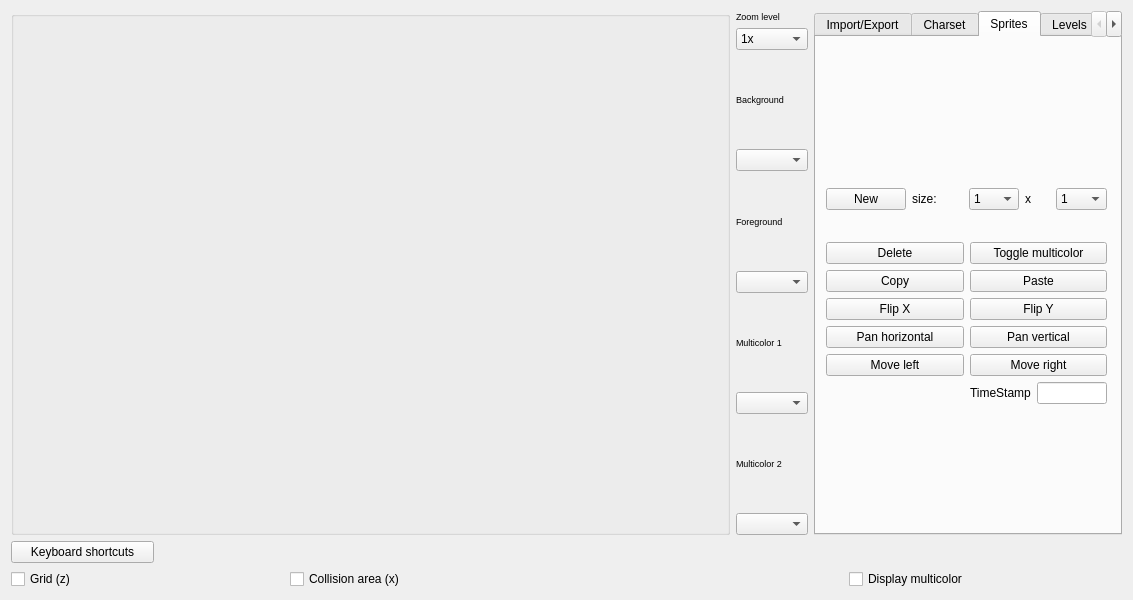
Before: the Qt Designer form source/trsedocuments/formimageeditor.ui in leuat/TRSE, drawn with Qt 5.
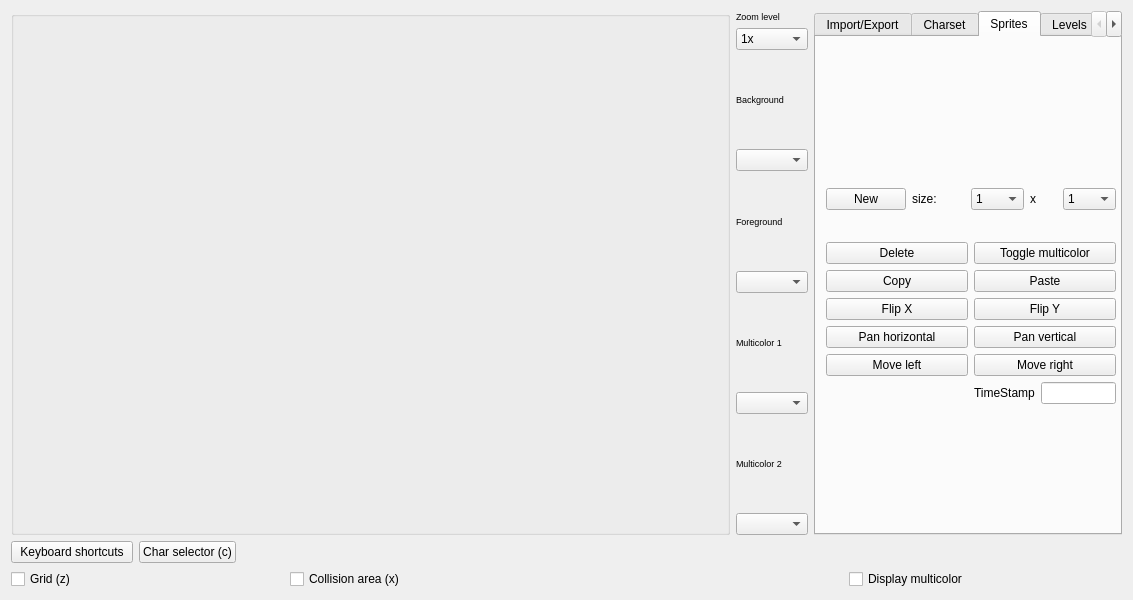
After: the same form once the commit is applied. The open tabs and pages were chosen to show the change. Custom widgets are drawn as their Qt base class.

Patch:
```diff
--- a/source/trsedocuments/formimageeditor.ui
+++ b/source/trsedocuments/formimageeditor.ui
@@ -373,7 +373,7 @@
           <rect>
            <x>10</x>
            <y>3</y>
-           <width>281</width>
+           <width>290</width>
            <height>391</height>
           </rect>
          </property>
@@ -745,7 +745,7 @@
       </widget>
      </item>
      <item row="1" column="0">
-      <layout class="QHBoxLayout" name="horizontalLayout_3" stretch="1,4">
+      <layout class="QHBoxLayout" name="horizontalLayout_3" stretch="1,0,4">
        <item>
         <widget class="QPushButton" name="btnHelpImage">
          <property name="text">
@@ -753,6 +753,13 @@
          </property>
         </widget>
        </item>
+       <item>
+        <widget class="QPushButton" name="btnCharSelect">
+         <property name="text">
+          <string>Char selector (c)</string>
+         </property>
+        </widget>
+       </item>
        <item>
         <widget class="QLabel" name="lblMode">
          <property name="text">
```
